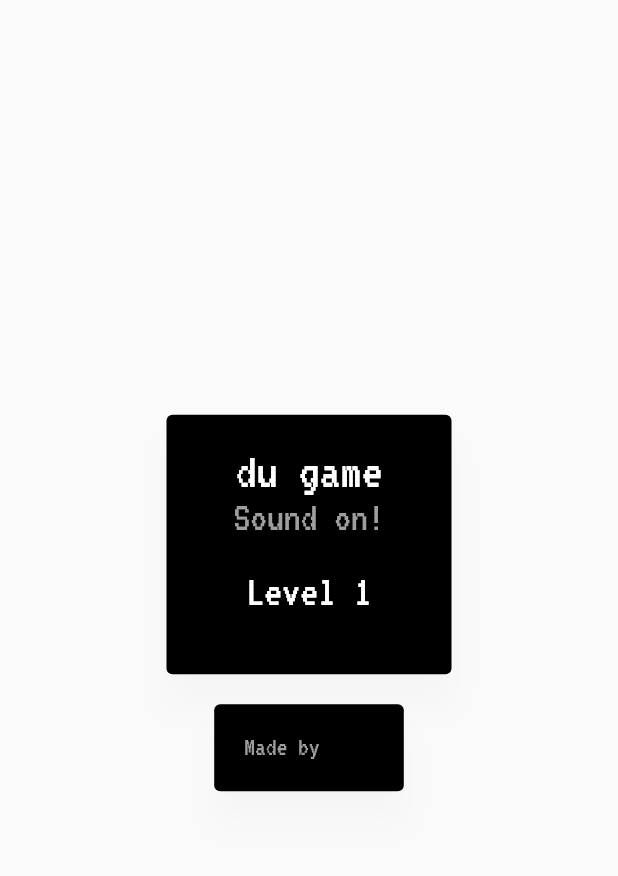
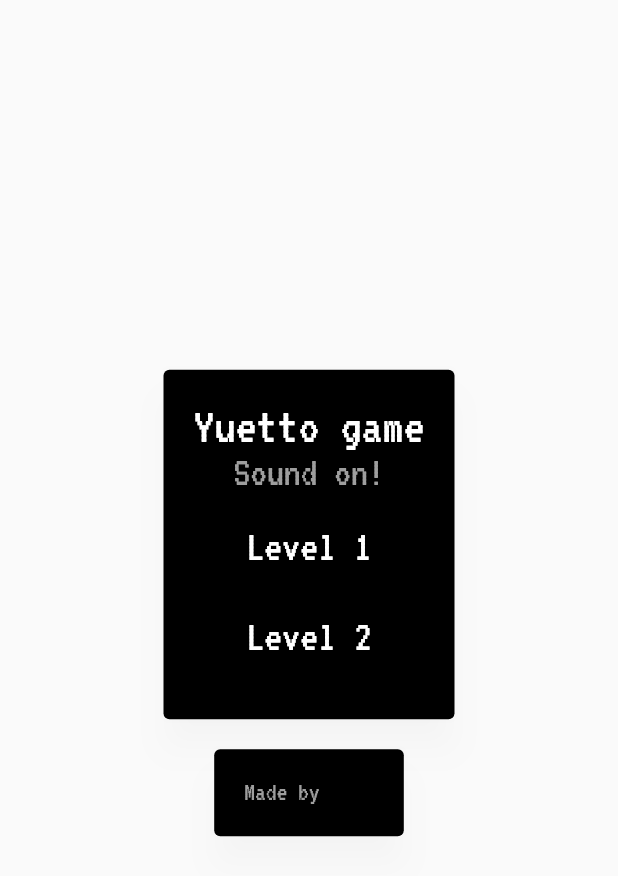
Before and after one commit to y0av/Yuetto, a Flutter app: the Menu widget shown alone on an empty page, opened directly with empty values, after a tap on "Level 1", on a phone screen of 412 x 824 dp. Shown: the top 876 px of the screen. Run offline on Flutter 3.47's test engine with Material 2 defaults, Android fonts, the phone set to English and light mode, and no system bars; our stand-ins replace google_fonts; missing offline and left inert: flame, flame_forge2d.

Commit message:
added level manager

```diff
--- a/lib/components/obstacle_creator.dart
+++ b/lib/components/obstacle_creator.dart
@@ -17,7 +17,7 @@ class ObstacleCreator extends TimerComponent with HasGameRef {
     if (_obstacleIndex < levelData.obstacles.length) {
       ObstacleData obstacleData = levelData.obstacles[_obstacleIndex];
       add(
-        Obstacle(
+        FallingComponent(
           pos: obstacleData.pos,
           type: obstacleData.type,
           speed: levelData.speed,
--- a/lib/components/player.dart
+++ b/lib/components/player.dart
@@ -56,7 +56,7 @@ class Player extends PositionComponent
       HandSide handSide) {
     // currently not needed but it seems like good practice
     super.onCollision(intersectionPoints, other);
-    if (other is Obstacle) {
+    if (other is FallingComponent) {
       // If the other Collidable is a Obstacle,
       print('Player hit $handSide');
       other.destroy(intersectionPoints.first, handSide);
--- a/lib/game.dart
+++ b/lib/game.dart
@@ -2,20 +2,21 @@ import 'package:flame/components.dart';
 import 'package:flame/extensions.dart';
 import 'package:flame/game.dart';
 import 'package:flame/input.dart';
-import 'package:pinball/components/obstacle_creator.dart';
 import 'package:pinball/components/player.dart';
-import 'package:pinball/components/star_background_creator.dart';
 import 'package:pinball/components/wall.dart';
+import 'package:pinball/managers/level_manager.dart';
 import 'package:pinball/utils/levels_data.dart';
 
 class PinballGame extends FlameGame
     with PanDetector, MultiTouchTapDetector, HasCollisionDetection {
   late Player player;
   bool isPaused = true;
+  LevelManager levelManager = LevelManager();
 
   @override
   Future<void> onLoad() async {
     await super.onLoad();
+    add(levelManager);
     openMenu();
   }
 
@@ -68,12 +69,11 @@ class PinballGame extends FlameGame
     }
   }
 
-  void startLevel() {
+  void startLevel(LevelData levelData) {
     overlays.remove('menu');
     isPaused = false;
     player = Player();
     add(player);
-    add(StarBackGroundCreator());
-    add(ObstacleCreator(levelData: level1Data));
+    levelManager.startLevel(levelData);
   }
 }
--- /dev/null
+++ b/lib/managers/level_manager.dart
@@ -0,0 +1,22 @@
+import 'package:flame/components.dart';
+import 'package:pinball/components/obstacle.dart';
+import 'package:pinball/components/obstacle_creator.dart';
+import 'package:pinball/components/star_background_creator.dart';
+import 'package:pinball/utils/app_preferences.dart';
+import 'package:pinball/utils/levels_data.dart';
+
+class LevelManager extends Component with HasGameRef {
+  bool isPaused = true;
+
+  void startLevel(LevelData levelData) async {
+    isPaused = false;
+    game.add(StarBackGroundCreator());
+    game.add(FallingComponent(
+        type: ObstacleType.text,
+        speed: AppPrefs.baseSpeed,
+        text: levelData.levelName));
+    Future.delayed(const Duration(seconds: AppPrefs.levelStartDelaySec), () {
+      game.add(ObstacleCreator(levelData: levelData));
+    });
+  }
+}
--- a/lib/ui/menu.dart
+++ b/lib/ui/menu.dart
@@ -3,6 +3,7 @@ import 'package:flutter/material.dart' hide Image, Gradient;
 import 'package:pinball/game.dart';
 import 'package:pinball/ui/menu_card.dart';
 import 'package:pinball/utils/app_theme.dart';
+import 'package:pinball/utils/levels_data.dart';
 
 class Menu extends StatelessWidget {
   const Menu(this.game, {super.key});
@@ -22,7 +23,7 @@ class Menu extends StatelessWidget {
                 MenuCard(
                   children: [
                     Text(
-                      'du game',
+                      'Yuetto game',
                       style: textTheme.displayLarge,
                     ),
                     Text(
@@ -33,7 +34,14 @@ class Menu extends StatelessWidget {
                     ElevatedButton(
                       child: const Text('Level 1'),
                       onPressed: () {
-                        game.startLevel();
+                        game.startLevel(level1Data);
+                      },
+                    ),
+                    const SizedBox(height: 10),
+                    ElevatedButton(
+                      child: const Text('Level 2'),
+                      onPressed: () {
+                        game.startLevel(level2Data);
                       },
                     ),
                     const SizedBox(height: 10),
--- a/lib/utils/app_preferences.dart
+++ b/lib/utils/app_preferences.dart
@@ -4,4 +4,5 @@ class AppPrefs {
   static const double baseSpeed = 100;
   static const double radius = 10;
   static const double delta = 0.06;
+  static const int levelStartDelaySec = 6;
 }
--- a/lib/utils/levels_data.dart
+++ b/lib/utils/levels_data.dart
@@ -1,5 +1,19 @@
 import 'package:pinball/components/obstacle.dart';
 import 'package:pinball/utils/app_preferences.dart';
+
+class LevelData {
+  String levelName;
+  List<ObstacleData> obstacles;
+  double speed;
+  double period;
+  LevelData(
+      {required this.obstacles,
+      this.speed = AppPrefs.baseSpeed,
+      this.period = 3,
+      this.levelName = ''});
+
+  // TODO: level music
+}
 
 class ObstacleData {
   ObstacleData(
@@ -8,19 +22,9 @@ class ObstacleData {
   ObstaclePosition pos;
 }
 
-class LevelData {
-  LevelData(
-      {required this.obstacles,
-      this.speed = AppPrefs.baseSpeed,
-      this.period = 3});
-  List<ObstacleData> obstacles;
-  double speed;
-  double period;
-
-  // TODO: level music
-}
-
-LevelData level1Data = LevelData(obstacles: [
+LevelData level1Data = LevelData(
+    levelName: 'Level 1: Titan',
+    obstacles: [
       ObstacleData(type: ObstacleType.square, pos: ObstaclePosition.left),
       ObstacleData(type: ObstacleType.square, pos: ObstaclePosition.right),
       ObstacleData(type: ObstacleType.square, pos: ObstaclePosition.center),
@@ -53,4 +57,14 @@ LevelData level1Data = LevelData(obstacles: [
       ObstacleData(type: ObstacleType.square, pos: ObstaclePosition.right),
       ObstacleData(type: ObstacleType.square, pos: ObstaclePosition.center),
       ObstacleData(type: ObstacleType.square, pos: ObstaclePosition.left),
-], speed: 300, period: 1);
+    ],
+    speed: 300,
+    period: 1);
+
+LevelData level2Data = LevelData(
+    levelName: 'Level 2: Rhea',
+    obstacles: [
+      ObstacleData(type: ObstacleType.square, pos: ObstaclePosition.left),
+    ],
+    speed: 300,
+    period: 1);
```
Also changed, not shown: lib/components/obstacle.dart (+27 -5 lines). Lines whose indentation alone changed are shown as unchanged.
